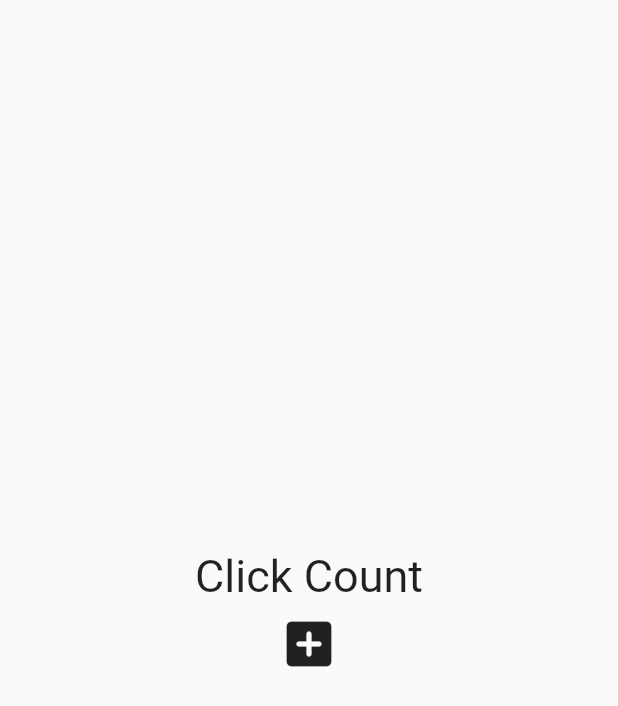
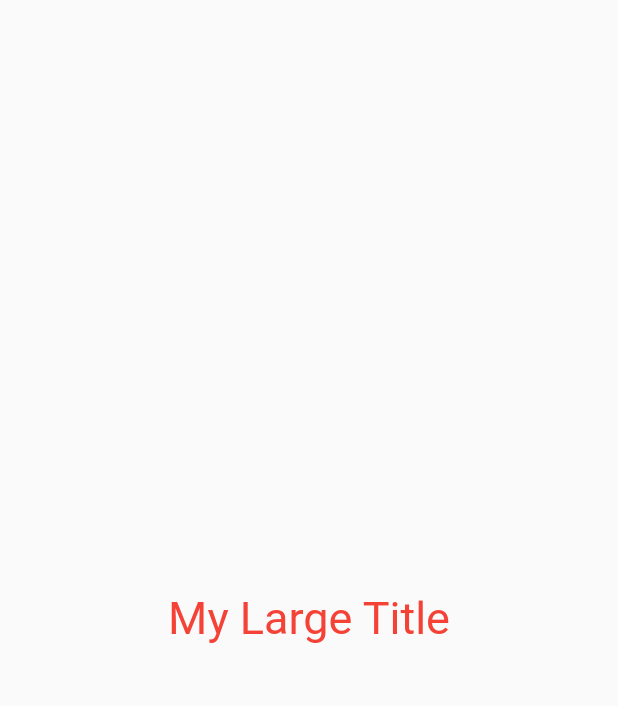
Before and after one commit to Leesunghee/webtoon, a Flutter app: the screen it shows after launch, on a phone screen of 412 x 824 dp. Shown: the top 706 px of the screen. Run offline on Flutter 3.47's test engine with Material 2 defaults, Android fonts, the phone set to English and light mode, and no system bars.

Commit message:
BuildContext

```diff
--- a/lib/main.dart
+++ b/lib/main.dart
@@ -21,26 +21,39 @@ class _AppState extends State<App> {
   @override
   Widget build(BuildContext context) {
     return MaterialApp(
+        theme: ThemeData(
+            textTheme: const TextTheme(
+                titleLarge: TextStyle(
+                  color: Colors.red,
+                )
+            )
+        ),
         home: Scaffold(
           body: Center(
             child: Column(
               mainAxisAlignment: MainAxisAlignment.center,
-          children: [
-            const Text(
-              'Click Count',
-              style: TextStyle(fontSize: 30),
-            ),
-            for(var n in numbers) Text('$n'),
-            IconButton(
-              iconSize: 40,
-              onPressed: onClicked,
-              icon: const Icon(
-                Icons.add_box_rounded,
-              ),
-            ),
+              children: const [
+                MyLargeTitle(),
               ],
             ),
           ),
         ));
   }
 }
+
+class MyLargeTitle extends StatelessWidget {
+  const MyLargeTitle({
+    super.key,
+  });
+
+  @override
+  Widget build(BuildContext context) {
+    return Text(
+      'My Large Title',
+      style: TextStyle(
+        fontSize: 30,
+        color: Theme.of(context).textTheme.titleLarge?.color,
+      ),
+    );
+  }
+}
```
Lines whose indentation alone changed are shown as unchanged.
